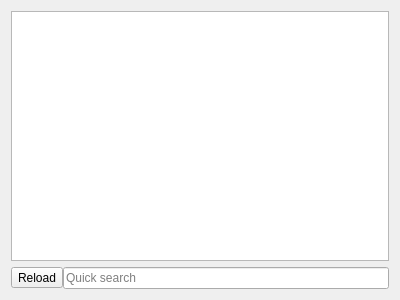
Above: filewidget.ui from Kuszki/MultimapAWZ before the change. Below: the same form after it.
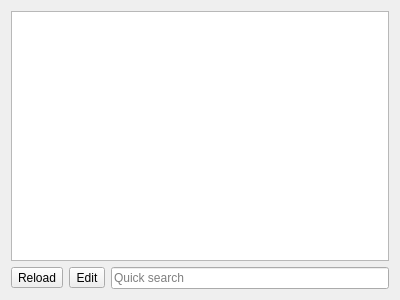
That is the form after the change. Icons and pictures are not drawn.

```diff
--- a/filewidget.ui
+++ b/filewidget.ui
@@ -36,9 +36,6 @@
    </item>
    <item row="1" column="0">
     <layout class="QHBoxLayout" name="horizontalLayout">
-     <property name="spacing">
-      <number>0</number>
-     </property>
      <item>
       <widget class="QToolButton" name="reloadButton">
        <property name="text">
@@ -50,6 +47,17 @@
        </property>
       </widget>
      </item>
+     <item>
+      <widget class="QToolButton" name="editButton">
+       <property name="text">
+        <string>Edit</string>
+       </property>
+       <property name="icon">
+        <iconset theme="tools-check-spelling">
+         <normaloff>.</normaloff>.</iconset>
+       </property>
+      </widget>
+     </item>
      <item>
       <widget class="QLineEdit" name="searchEdit">
        <property name="placeholderText">
```
Left out of the diff: 14 changed lines with no effect on the pictures.
